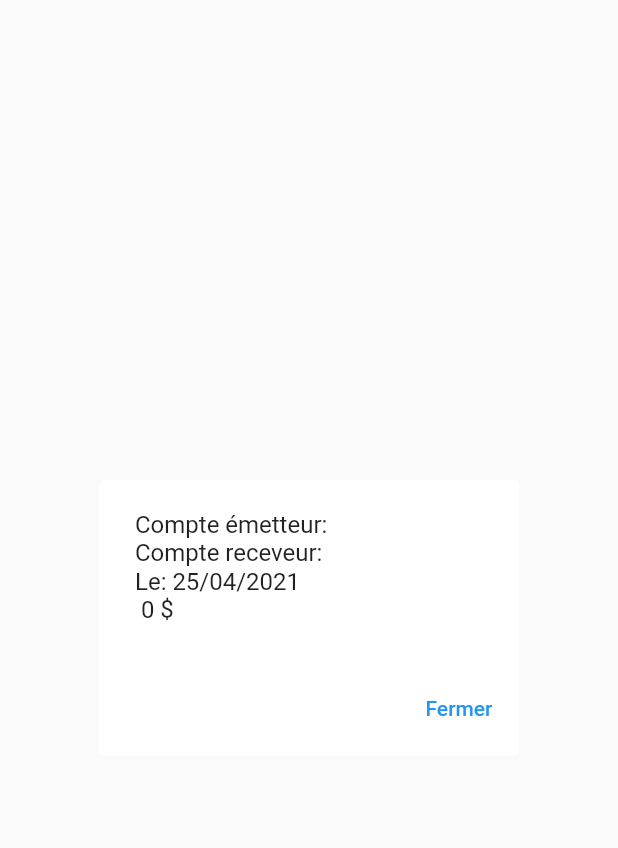
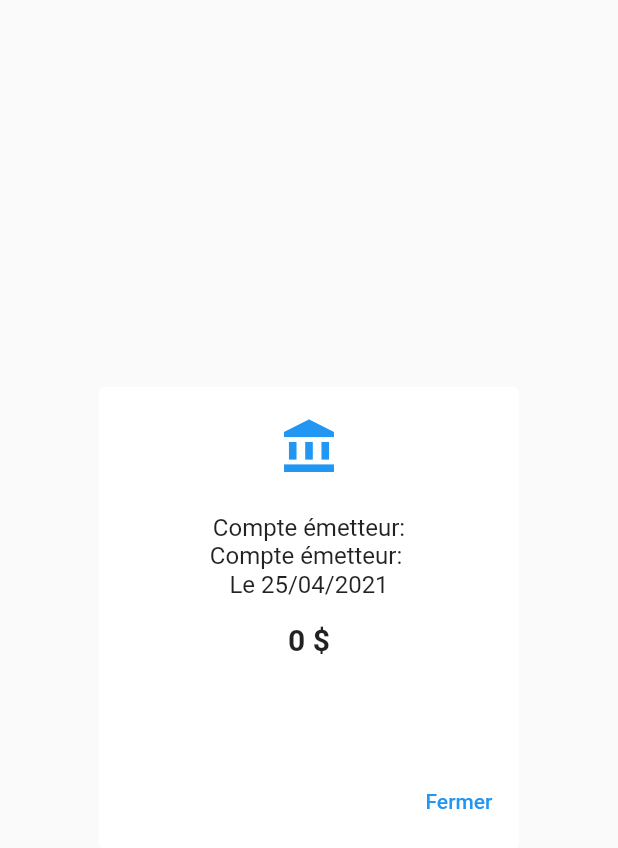
Before and after one commit to Schloesslin/PrixBanque, a Flutter app: the ExtractArgumentsScreen widget shown alone on an empty page, opened directly with empty values, on a phone screen of 412 x 824 dp. Shown: the top 848 px of the screen. Run offline on Flutter 3.47's test engine with Material 2 defaults, Android fonts, the phone set to English and light mode, and no system bars; our stand-ins replace cloud_firestore, date_field, firebase_auth, firebase_database; accounts and stored records are empty.

Commit message:
last commit about transaction list

```diff
--- a/lib/component/transaction_details.dart
+++ b/lib/component/transaction_details.dart
@@ -33,8 +33,37 @@ class ExtractArgumentsScreen extends StatelessWidget {
     //Display a dialog with all the informationw about the clicked transaction
     return AlertDialog(
       elevation: 0,
-      content: Text(
-          "Compte émetteur: $_transmitter\nCompte receveur: $_receiver\nLe: $_date\n $_value \$"),
+      content: Container(
+        height: 200,
+        child: Column(
+          mainAxisAlignment: MainAxisAlignment.start,
+          children: [
+            Icon(
+              Icons.account_balance,
+              size: 40,
+              color: Colors.blue,
+            ),
+            Padding(
+              padding: EdgeInsets.only(top: 24),
+              child: Text(
+                "Compte émetteur: $_transmitter",
+                textAlign: TextAlign.center,
+              ),
+            ),
+            Text("Compte émetteur: $_receiver"),
+            Text("Le $_date"),
+            Padding(
+              padding: EdgeInsets.only(top: 16),
+              child: Text(
+                "$_value \$",
+                style: TextStyle(fontSize: 20, fontWeight: FontWeight.bold),
+              ),
+            )
+          ],
+        ),
+      ),
+      // Text(
+      //     "Compte émetteur: $_transmitter\nCompte receveur: $_receiver\nLe: $_date\n $_value \$"),
       actions: <Widget>[
         TextButton(
             onPressed: () {
```
Also changed, not shown: lib/afficher_facture.dart (+5 -6 lines), lib/component/transactions_list.dart (+43 -27 lines).
